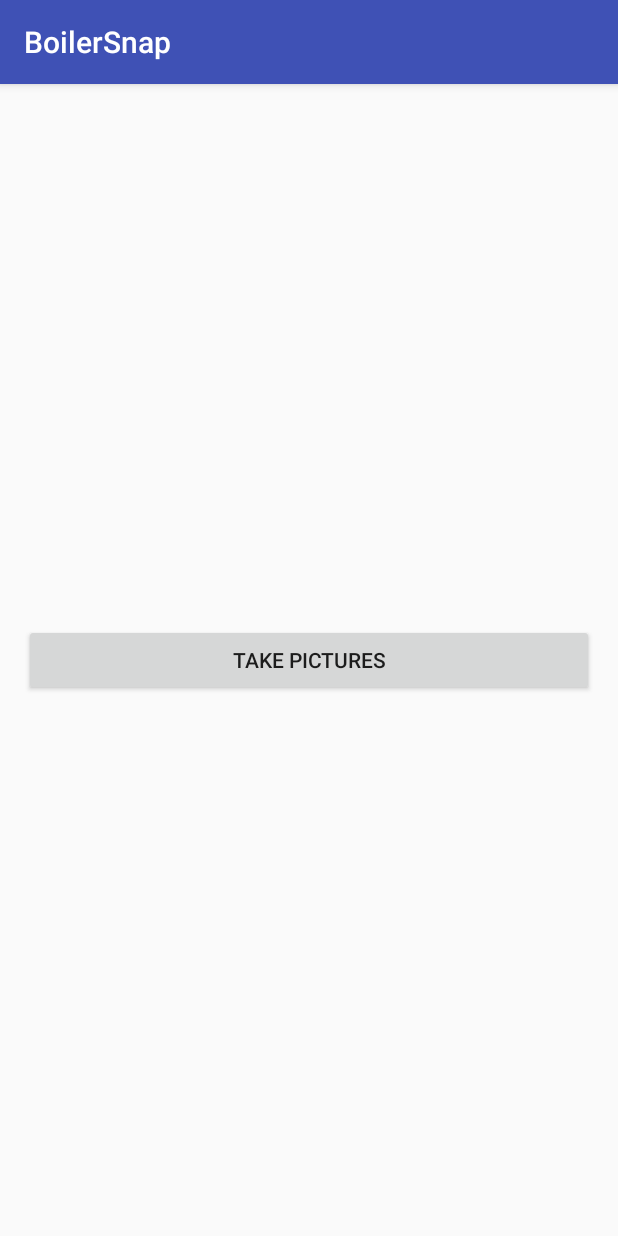
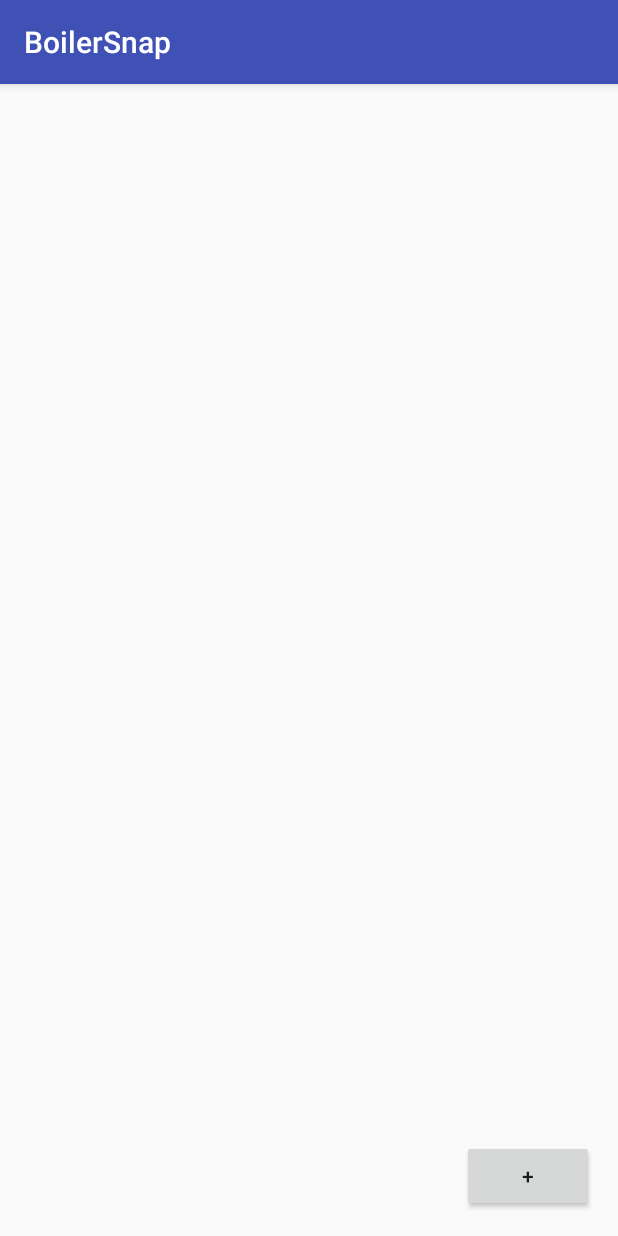
Before and after one commit to redsn0w422/3DSnap, an Android app: the screen it shows after launch (MainActivity), on a phone screen of 412 x 824 dp. Run offline under Robolectric (Android 15) with nearby library versions, the phone set to English and light mode, and no system bars.

Commit message:
lol
Signed-off-by: Rohan Mathur <rohanmathur34@gmail.com>

```diff
--- a/app/src/main/java/org/boilermake/boilersnap/Camera2.java
+++ b/app/src/main/java/org/boilermake/boilersnap/Camera2.java
@@ -27,7 +27,6 @@ import java.io.FileInputStream;
 import java.io.FileNotFoundException;
 import java.io.FileOutputStream;
 import java.io.IOException;
-import java.io.InputStream;
 import java.text.SimpleDateFormat;
 import java.util.Date;
 
@@ -144,7 +143,6 @@ public class Camera2 extends Activity {
             Log.e("rip", "rip making the base64 image");
         }
 
-
         boolean result = false;
         HttpClient hc = new DefaultHttpClient();
         String message;
--- a/app/src/main/res/layout/activity_main.xml
+++ b/app/src/main/res/layout/activity_main.xml
@@ -9,9 +9,8 @@
     <Button
         android:layout_width="wrap_content"
         android:layout_height="wrap_content"
-        android:text="Take Pictures"
+        android:text="+"
         android:id="@+id/btnEnter"
-        android:layout_centerVertical="true"
-        android:layout_alignParentStart="true"
+        android:layout_alignParentBottom="true"
         android:layout_alignParentEnd="true" />
 </RelativeLayout>
```
